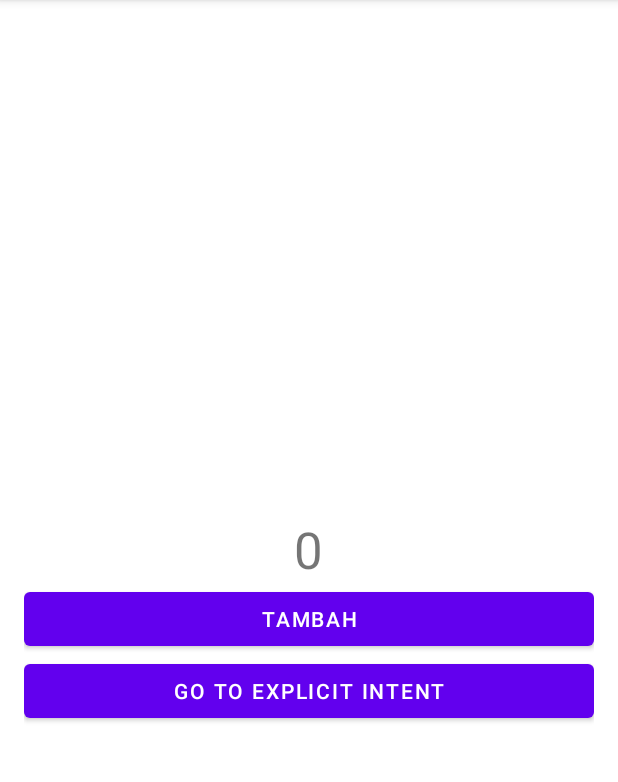
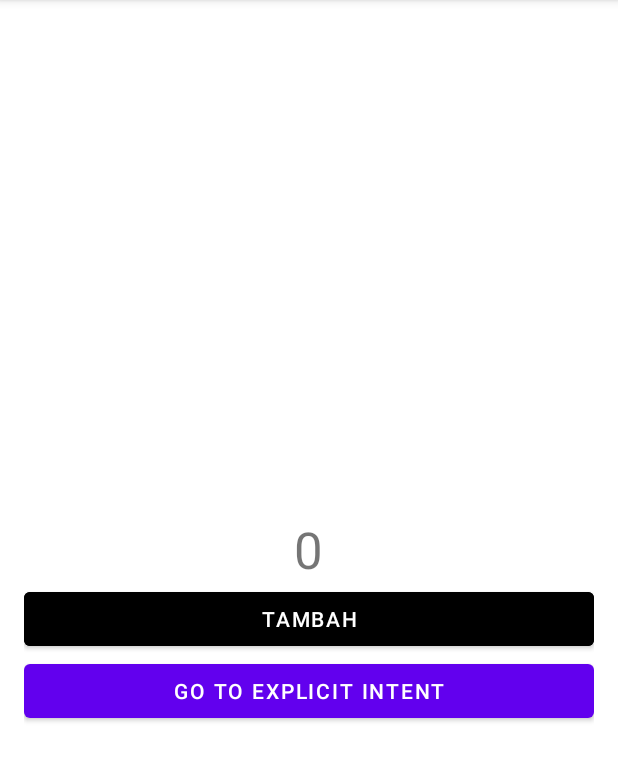
Before and after one commit to nuryadincjr/Sesi-5-Activity-Lifecycle, an Android app: the ActivitiesAndIntentActivity screen opened directly, with no data from a screen before it, on a phone screen of 412 x 824 dp, the part 84-866 px from its top. Run offline under Robolectric (Android 15) with nearby library versions, the phone set to English and light mode, and no system bars.

Commit message:
Sesion 9 - Lecture Delightful User Experience

```diff
--- /dev/null
+++ b/app/src/main/res/color/selector_color.xml
@@ -0,0 +1,6 @@
+<?xml version="1.0" encoding="utf-8"?>
+<selector xmlns:android="http://schemas.android.com/apk/res/android">
+    <item android:state_focused="true"
+        android:color="@color/white" />
+    <item android:color="@color/black" />
+</selector>
--- /dev/null
+++ b/app/src/main/res/drawable/btn_disable.xml
@@ -0,0 +1,6 @@
+<?xml version="1.0" encoding="utf-8"?>
+<shape xmlns:android="http://schemas.android.com/apk/res/android"
+    android:shape="rectangle">
+    <solid android:color="@color/purple_500" />
+    <corners android:radius="4dp" />
+</shape>
--- /dev/null
+++ b/app/src/main/res/drawable/selector_btn.xml
@@ -0,0 +1,6 @@
+<?xml version="1.0" encoding="utf-8"?>
+<selector xmlns:android="http://schemas.android.com/apk/res/android">
+    <item android:state_focused="true"
+        android:drawable="@drawable/btn_enable" />
+    <item android:drawable="@drawable/btn_disable" />
+</selector>
--- a/app/src/main/res/layout/activity_activities_and_intent.xml
+++ b/app/src/main/res/layout/activity_activities_and_intent.xml
@@ -21,7 +21,9 @@
         android:id="@+id/btnCount"
         android:layout_width="match_parent"
         android:layout_height="wrap_content"
-        android:text="Tambah" />
+        android:text="Tambah"
+        android:enabled="true"
+        android:backgroundTint="@color/selector_color" />
 
     <Button
         android:id="@+id/btnGoToCount"
--- a/app/src/main/res/values/colors.xml
+++ b/app/src/main/res/values/colors.xml
@@ -7,4 +7,5 @@
     <color name="teal_700">#FF018786</color>
     <color name="black">#FF000000</color>
     <color name="white">#FFFFFFFF</color>
+
 </resources>
```
Also changed, not shown: app/src/main/res/drawable/bg_rounded.xml (added, +11 -0 lines), app/src/main/res/drawable/btn_enable.xml (added, +7 -0 lines).
